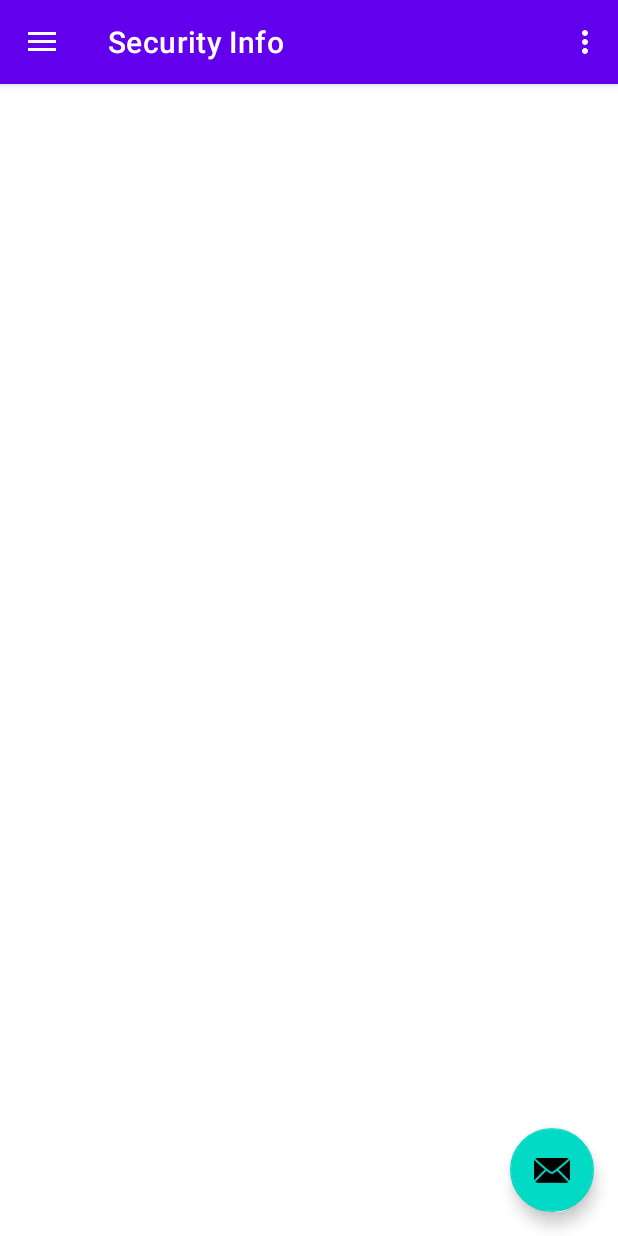
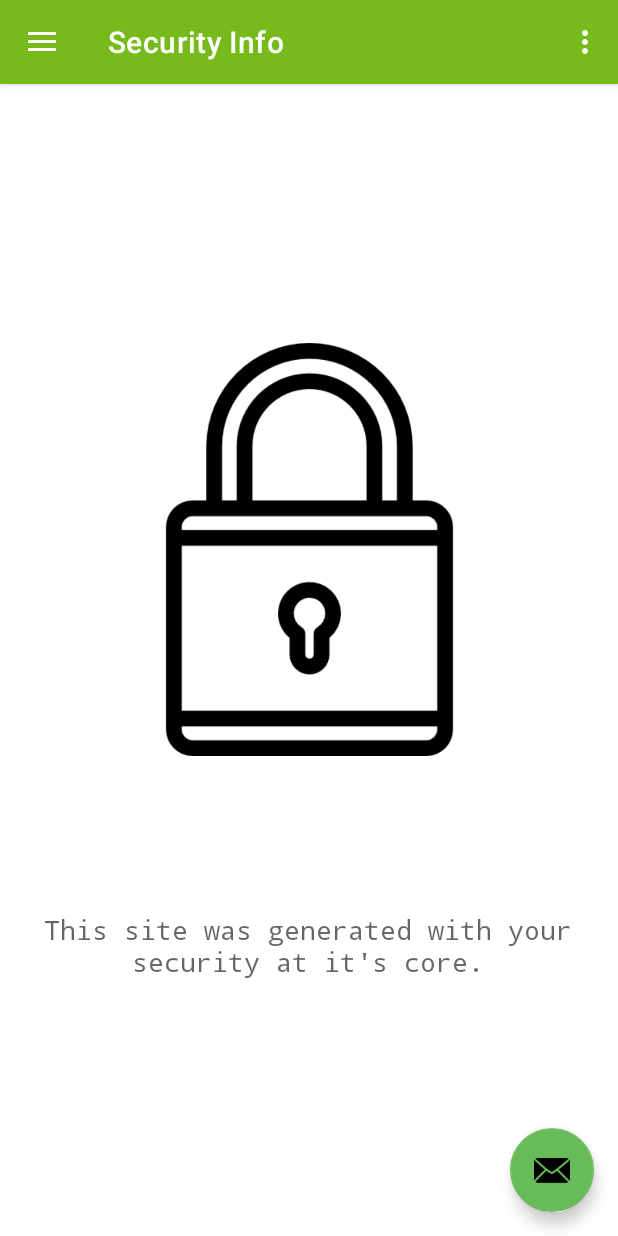
Before and after one commit to sharonpower/CA1-MAD2, an Android app: the screen it shows after launch (MainActivity), in the side drawer, after a tap on "Security Info", on a phone screen of 412 x 824 dp. Run offline under Robolectric (Android 15) with nearby library versions, the light colour scheme and no system bars; our stand-ins replace navigation-ui.

Commit message:
colours adjusted, home page and security page

```diff
--- a/app/src/main/java/ie/wit/piggybank/ui/grouppiggybank/GroupPiggyBankFragment.kt
+++ b/app/src/main/java/ie/wit/piggybank/ui/grouppiggybank/GroupPiggyBankFragment.kt
@@ -13,8 +13,6 @@ class GroupPiggyBankFragment : Fragment() {
 
     private var _binding: FragmentGrouppiggybankBinding? = null
 
-    // This property is only valid between onCreateView and
-    // onDestroyView.
     private val binding get() = _binding!!
 
     override fun onCreateView(
--- a/app/src/main/res/layout/fragment_security.xml
+++ b/app/src/main/res/layout/fragment_security.xml
@@ -1,18 +1,36 @@
 <?xml version="1.0" encoding="utf-8"?>
-<FrameLayout xmlns:android="http://schemas.android.com/apk/res/android"
+<androidx.constraintlayout.widget.ConstraintLayout xmlns:android="http://schemas.android.com/apk/res/android"
+    xmlns:app="http://schemas.android.com/apk/res-auto"
     xmlns:tools="http://schemas.android.com/tools"
     android:layout_width="match_parent"
     android:layout_height="match_parent"
     tools:context="ui.security.SecurityFragment">
 
+
     <TextView
-        android:id="@+id/text_security"
-        android:layout_width="match_parent"
-        android:layout_height="wrap_content"
-        android:layout_marginStart="8dp"
-        android:layout_marginTop="8dp"
-        android:layout_marginEnd="8dp"
-        android:textAlignment="center"
-        android:textSize="20sp" />
+        android:id="@+id/securityinfo"
+        android:layout_width="375dp"
+        android:layout_height="137dp"
+        android:fontFamily="monospace"
+        android:gravity="center"
+        android:text="@string/security_info"
+        android:textAppearance="@style/TextAppearance.AppCompat.Medium"
+        app:layout_constraintBottom_toBottomOf="parent"
+        app:layout_constraintEnd_toEndOf="parent"
+        app:layout_constraintHorizontal_bias="0.495"
+        app:layout_constraintStart_toStartOf="parent"
+        app:layout_constraintTop_toTopOf="parent"
+        app:layout_constraintVertical_bias="0.802" />
 
-</FrameLayout>
+    <ImageView
+        android:id="@+id/imageView3"
+        android:layout_width="275dp"
+        android:layout_height="310dp"
+        android:src="@drawable/lock"
+        app:layout_constraintBottom_toBottomOf="parent"
+        app:layout_constraintEnd_toEndOf="parent"
+        app:layout_constraintStart_toStartOf="parent"
+        app:layout_constraintTop_toTopOf="parent"
+        app:layout_constraintVertical_bias="0.339" />
+
+</androidx.constraintlayout.widget.ConstraintLayout>
--- a/app/src/main/res/layout/nav_header_main.xml
+++ b/app/src/main/res/layout/nav_header_main.xml
@@ -3,7 +3,7 @@
     xmlns:app="http://schemas.android.com/apk/res-auto"
     android:layout_width="match_parent"
     android:layout_height="@dimen/nav_header_height"
-    android:background="@drawable/side_nav_bar"
+    android:background="@android:color/holo_orange_light"
     android:gravity="bottom"
     android:orientation="vertical"
     android:paddingLeft="@dimen/activity_horizontal_margin"
@@ -32,4 +32,5 @@
         android:layout_width="wrap_content"
         android:layout_height="wrap_content"
         android:text="@string/nav_header_subtitle" />
+
 </LinearLayout>
--- a/app/src/main/res/navigation/mobile_navigation.xml
+++ b/app/src/main/res/navigation/mobile_navigation.xml
@@ -28,9 +28,4 @@
         android:name="ie.wit.piggybank.ui.security.SecurityFragment"
         android:label="@string/menu_security"
         tools:layout="@layout/fragment_security" />
-    <fragment
-        android:id="@+id/securityFragment"
-        android:name="ie.wit.piggybank.SecurityFragment"
-        android:label="security_fragment"
-        tools:layout="@layout/security_fragment" />
 </navigation>
--- a/app/src/main/res/values-night/themes.xml
+++ b/app/src/main/res/values-night/themes.xml
@@ -2,12 +2,12 @@
     <!-- Base application theme. -->
     <style name="Theme.PiggyBank" parent="Theme.MaterialComponents.DayNight.DarkActionBar">
         <!-- Primary brand color. -->
-        <item name="colorPrimary">@color/purple_200</item>
-        <item name="colorPrimaryVariant">@color/purple_700</item>
-        <item name="colorOnPrimary">@color/black</item>
+        <item name="colorPrimary">@color/bright_lime</item>
+        <item name="colorPrimaryVariant">@color/dark_lime</item>
+        <item name="colorOnPrimary">@color/white</item>
         <!-- Secondary brand color. -->
-        <item name="colorSecondary">@color/teal_200</item>
-        <item name="colorSecondaryVariant">@color/teal_200</item>
+        <item name="colorSecondary">@color/avocado_green</item>
+        <item name="colorSecondaryVariant">@color/dark_green</item>
         <item name="colorOnSecondary">@color/black</item>
         <!-- Status bar color. -->
         <item name="android:statusBarColor" tools:targetApi="l">?attr/colorPrimaryVariant</item>
--- a/app/src/main/res/values/colors.xml
+++ b/app/src/main/res/values/colors.xml
@@ -1,10 +1,10 @@
 <?xml version="1.0" encoding="utf-8"?>
 <resources>
-    <color name="purple_200">#FFBB86FC</color>
-    <color name="purple_500">#FF6200EE</color>
-    <color name="purple_700">#FF3700B3</color>
-    <color name="teal_200">#FF03DAC5</color>
-    <color name="teal_700">#FF018786</color>
+    <color name="pale_lime">#ACDF87</color>
+    <color name="bright_lime">#A4DE02</color>
+    <color name="dark_lime">#76BA1B</color>
+    <color name="avocado_green">#68BB59</color>
+    <color name="dark_green">#1E5631</color>
     <color name="black">#FF000000</color>
     <color name="white">#FFFFFFFF</color>
 </resources>
--- a/app/src/main/res/values/dimens.xml
+++ b/app/src/main/res/values/dimens.xml
@@ -3,6 +3,6 @@
     <dimen name="activity_horizontal_margin">16dp</dimen>
     <dimen name="activity_vertical_margin">16dp</dimen>
     <dimen name="nav_header_vertical_spacing">8dp</dimen>
-    <dimen name="nav_header_height">176dp</dimen>
+    <dimen name="nav_header_height">250dp</dimen>
     <dimen name="fab_margin">16dp</dimen>
 </resources>
--- a/app/src/main/res/values/strings.xml
+++ b/app/src/main/res/values/strings.xml
@@ -6,10 +6,12 @@
     <string name="nav_header_subtitle">android.studio@android.com</string>
     <string name="nav_header_desc">Navigation header</string>
     <string name="action_settings">Settings</string>
+    <string name="security_info">"This site was generated with your security at it's core."</string>
 
     <string name="menu_home">Home</string>
     <string name="menu_personalpiggybank">Personal Banks</string>
     <string name="menu_grouppiggybank">Group Banks</string>
     <string name="menu_security">Security Info</string>
 
+
 </resources>
--- a/app/src/main/res/values/themes.xml
+++ b/app/src/main/res/values/themes.xml
@@ -2,12 +2,12 @@
     <!-- Base application theme. -->
     <style name="Theme.PiggyBank" parent="Theme.MaterialComponents.DayNight.DarkActionBar">
         <!-- Primary brand color. -->
-        <item name="colorPrimary">@color/purple_500</item>
-        <item name="colorPrimaryVariant">@color/purple_700</item>
+        <item name="colorPrimary">@color/dark_lime</item>
+        <item name="colorPrimaryVariant">@color/dark_green</item>
         <item name="colorOnPrimary">@color/white</item>
         <!-- Secondary brand color. -->
-        <item name="colorSecondary">@color/teal_200</item>
-        <item name="colorSecondaryVariant">@color/teal_700</item>
+        <item name="colorSecondary">@color/avocado_green</item>
+        <item name="colorSecondaryVariant">@color/dark_green</item>
         <item name="colorOnSecondary">@color/black</item>
         <!-- Status bar color. -->
         <item name="android:statusBarColor" tools:targetApi="l">?attr/colorPrimaryVariant</item>
```
Also changed, not shown: app/src/main/res/layout/fragment_home.xml (+49 -9 lines), app/src/main/res/drawable/coins.png (added), app/src/main/res/drawable/lock.png (added).
